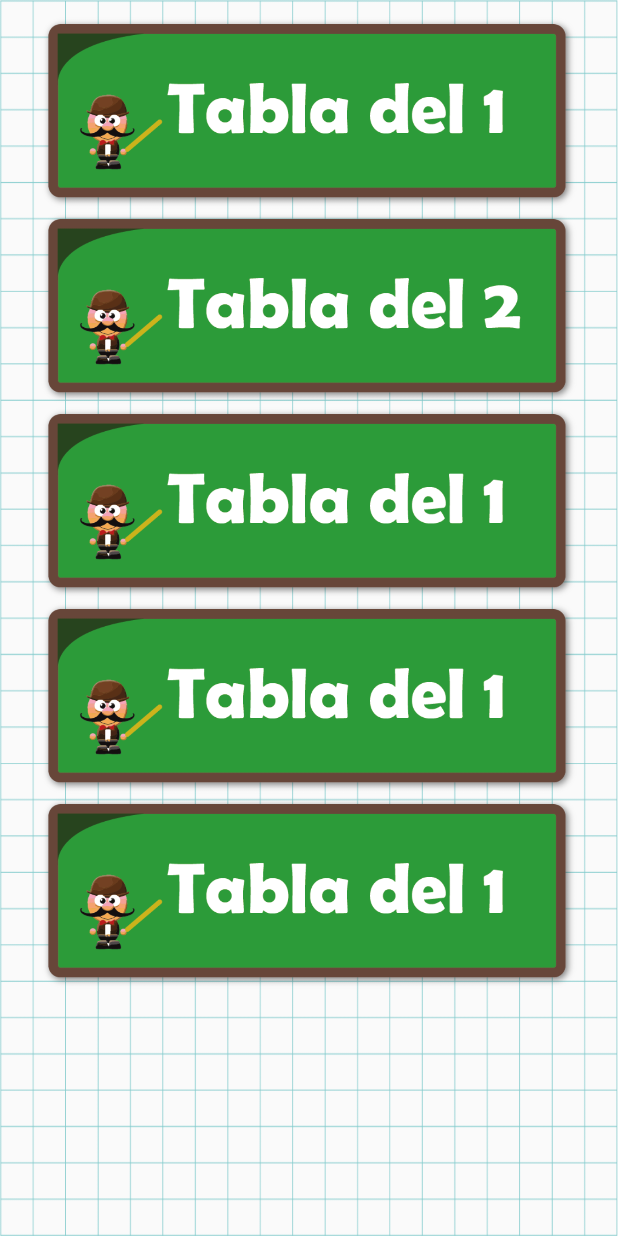
After one commit to JairoLachira/wikitoy, an Android app: the TablasActivity screen opened directly, with no data from a screen before it, on a phone screen of 412 x 824 dp. The commit adds this screen. Run offline under Robolectric (Android 15) with nearby library versions, the phone set to English and light mode, and no system bars.

Commit message:
agregué imagenes de operaciones y la lista incompleta de las tablas

```diff
--- a/app/src/main/AndroidManifest.xml
+++ b/app/src/main/AndroidManifest.xml
@@ -9,7 +9,7 @@
         android:roundIcon="@mipmap/ic_launcher_round"
         android:supportsRtl="true"
         android:theme="@style/AppTheme">
-        <activity android:name=".MainActivity"></activity>
+        <activity android:name=".MainActivity" />
         <activity android:name=".LeccionesActivity" />
         <activity android:name=".SplashActivity">
             <intent-filter>
@@ -18,7 +18,8 @@
                 <category android:name="android.intent.category.LAUNCHER" />
             </intent-filter>
         </activity>
-        <activity android:name=".Datos_ChildActivity"></activity>
+        <activity android:name=".Datos_ChildActivity" />
+        <activity android:name=".TablasActivity"></activity>
     </application>
 
 </manifest>
--- a/app/src/main/java/com/example/jairo/wikitoy2/SplashActivity.java
+++ b/app/src/main/java/com/example/jairo/wikitoy2/SplashActivity.java
@@ -10,7 +10,7 @@ import java.util.TimerTask;
 
 public class SplashActivity extends AppCompatActivity
 {
-    private static final long SPLASH_SCREEN_DELAY = 5000;
+    private static final long SPLASH_SCREEN_DELAY = 2000;
 
     @Override
     protected void onCreate(Bundle savedInstanceState) {
--- /dev/null
+++ b/app/src/main/java/com/example/jairo/wikitoy2/TablasActivity.java
@@ -0,0 +1,13 @@
+package com.example.jairo.wikitoy2;
+
+import android.support.v7.app.AppCompatActivity;
+import android.os.Bundle;
+
+public class TablasActivity extends AppCompatActivity {
+
+    @Override
+    protected void onCreate(Bundle savedInstanceState) {
+        super.onCreate(savedInstanceState);
+        setContentView(R.layout.activity_tablas);
+    }
+}
--- a/app/src/main/res/layout/activity_main.xml
+++ b/app/src/main/res/layout/activity_main.xml
@@ -5,7 +5,6 @@
     android:layout_width="match_parent"
     android:layout_height="match_parent"
     android:orientation="vertical"
-    android:padding="10dp"
     tools:context=".MainActivity">
 
     <TextView
--- /dev/null
+++ b/app/src/main/res/layout/activity_tablas.xml
@@ -0,0 +1,62 @@
+<?xml version="1.0" encoding="utf-8"?>
+<LinearLayout xmlns:android="http://schemas.android.com/apk/res/android"
+    xmlns:app="http://schemas.android.com/apk/res-auto"
+    xmlns:tools="http://schemas.android.com/tools"
+    android:layout_width="match_parent"
+    android:layout_height="match_parent"
+    android:orientation="vertical"
+    android:paddingTop="10dp"
+    android:background="@mipmap/fondopapel"
+    tools:context=".TablasActivity">
+
+    <ScrollView
+        android:layout_width="match_parent"
+        android:scrollbars="none"
+        android:layout_height="wrap_content">
+
+        <LinearLayout
+            android:layout_width="match_parent"
+            android:layout_height="wrap_content"
+            android:orientation="vertical">
+
+            <ImageView
+            android:layout_width="wrap_content"
+            android:gravity="center"
+            android:layout_height="130dp"
+            android:src="@mipmap/tabla_del_1"
+            android:scaleType="fitCenter" />
+
+            <ImageView
+                android:layout_width="wrap_content"
+                android:gravity="center"
+                android:layout_height="130dp"
+                android:src="@mipmap/tabla_del_2"
+                android:scaleType="fitCenter" />
+
+            <ImageView
+                android:layout_width="wrap_content"
+                android:gravity="center"
+                android:layout_height="130dp"
+                android:src="@mipmap/tabla_del_1"
+                android:scaleType="fitCenter" />
+
+            <ImageView
+                android:layout_width="wrap_content"
+                android:gravity="center"
+                android:layout_height="130dp"
+                android:src="@mipmap/tabla_del_1"
+                android:scaleType="fitCenter" />
+
+            <ImageView
+                android:layout_width="wrap_content"
+                android:gravity="center"
+                android:layout_height="130dp"
+                android:src="@mipmap/tabla_del_1"
+                android:scaleType="fitCenter" />
+
+
+        </LinearLayout>
+
+    </ScrollView>
+
+</LinearLayout>
--- a/app/src/main/res/layout/cardview_ejercicios.xml
+++ b/app/src/main/res/layout/cardview_ejercicios.xml
@@ -6,6 +6,8 @@
     android:layout_height="200dp"
     android:layout_marginTop="20dp"
     cardview:cardCornerRadius="10dp"
+    android:layout_marginLeft="10dp"
+    android:layout_marginRight="10dp"
     cardview:cardElevation="10dp"
     >
 
--- a/app/src/main/res/layout/cardview_estadisticas.xml
+++ b/app/src/main/res/layout/cardview_estadisticas.xml
@@ -5,6 +5,8 @@
     android:layout_width="match_parent"
     android:layout_height="200dp"
     android:layout_marginTop="20dp"
+    android:layout_marginLeft="10dp"
+    android:layout_marginRight="10dp"
     cardview:cardCornerRadius="10dp"
     cardview:cardElevation="10dp"
     >
--- a/app/src/main/res/layout/cardview_lecciones.xml
+++ b/app/src/main/res/layout/cardview_lecciones.xml
@@ -6,6 +6,8 @@
     android:layout_height="200dp"
     android:layout_marginTop="20dp"
     cardview:cardCornerRadius="10dp"
+    android:layout_marginLeft="10dp"
+    android:layout_marginRight="10dp"
     android:onClick="iralecciones"
     cardview:cardElevation="10dp"
     >
```
Also changed, not shown: app/src/main/java/com/example/jairo/wikitoy2/LeccionesActivity.java (+7 -0 lines), app/src/main/res/layout/activity_lecciones.xml (+9 -7 lines), app/src/main/res/mipmap-mdpi/fondopapel.png (added), app/src/main/res/mipmap-mdpi/imagedivi.png (added), app/src/main/res/mipmap-mdpi/imgmulti.png (added), app/src/main/res/mipmap-mdpi/imgpotencia.png (added), app/src/main/res/mipmap-mdpi/imgradi.png (added), app/src/main/res/mipmap-mdpi/imgresta.png (added), app/src/main/res/mipmap-mdpi/imgsuma.png (added), app/src/main/res/mipmap-mdpi/tabla_del_1.png (added), app/src/main/res/mipmap-mdpi/tabla_del_2.png (added).
